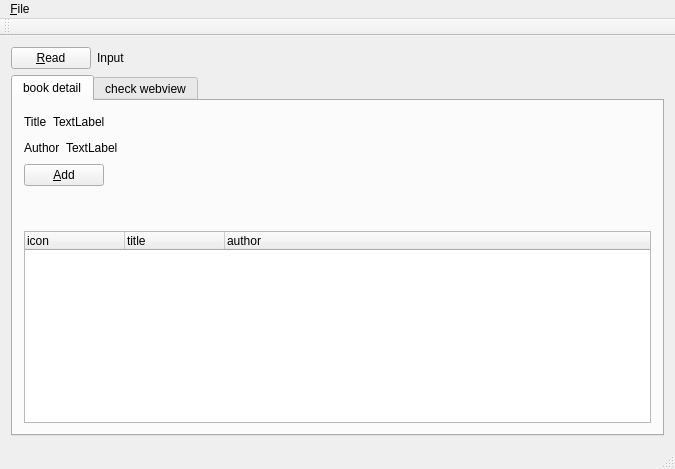
First picture: the form in mainwindow.ui, repository ottyajp/bookcollection_manager, before the edit.
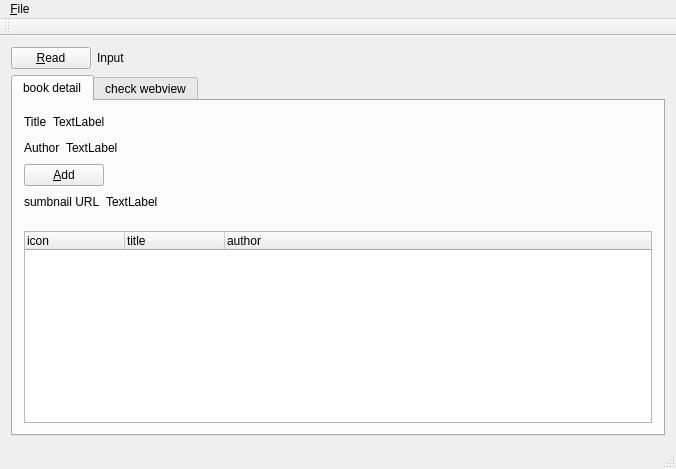
Second picture: the form after the edit.

Commit message: TreeWidgetに強引に追加

Patch:
```diff
--- a/mainwindow.ui
+++ b/mainwindow.ui
@@ -146,6 +146,37 @@
               </item>
              </layout>
             </item>
+            <item>
+             <layout class="QHBoxLayout" name="horizontalLayout_9">
+              <item>
+               <widget class="QLabel" name="label_4">
+                <property name="text">
+                 <string>sumbnail URL</string>
+                </property>
+               </widget>
+              </item>
+              <item>
+               <widget class="QLabel" name="sumbnail">
+                <property name="text">
+                 <string>TextLabel</string>
+                </property>
+               </widget>
+              </item>
+              <item>
+               <spacer name="horizontalSpacer_5">
+                <property name="orientation">
+                 <enum>Qt::Horizontal</enum>
+                </property>
+                <property name="sizeHint" stdset="0">
+                 <size>
+                  <width>40</width>
+                  <height>20</height>
+                 </size>
+                </property>
+               </spacer>
+              </item>
+             </layout>
+            </item>
             <item>
              <spacer name="verticalSpacer">
               <property name="orientation">
@@ -153,8 +184,8 @@
               </property>
               <property name="sizeHint" stdset="0">
                <size>
-                <width>20</width>
-                <height>40</height>
+                <width>628</width>
+                <height>13</height>
                </size>
               </property>
              </spacer>
```
Left out of the diff: 2 changed lines with no effect on the pictures. The commit also changes 2 other files.
